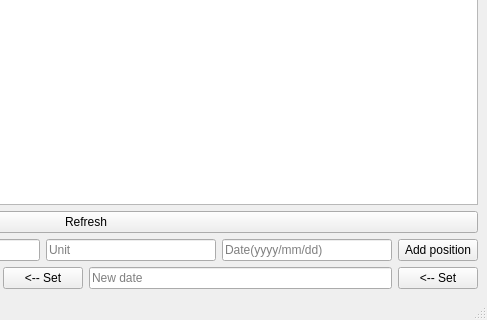
Qt form 050_lesson/20181015_main_gui.ui (ikrugloff/python_3) before a commit; both pictures show x 315 to 802 and y 91 to 411 of the 802 by 411 pixel window.
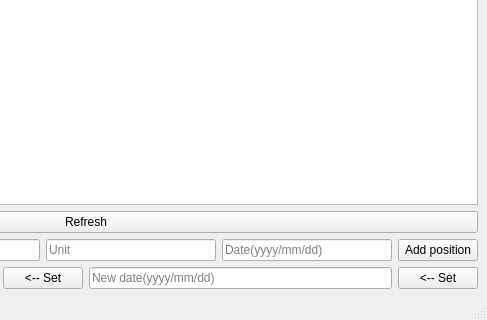
The same form after that commit.

Commit message: Features added: 1. set_purchase_date

Diff of the .ui file:
```diff
--- a/050_lesson/20181015_main_gui.ui
+++ b/050_lesson/20181015_main_gui.ui
@@ -88,7 +88,7 @@
         <item>
          <widget class="QLineEdit" name="lineEdit_set_purchase_date">
           <property name="placeholderText">
-           <string>New date</string>
+           <string>New date(yyyy/mm/dd)</string>
           </property>
          </widget>
         </item>
```
The commit also changes 1 other file.
